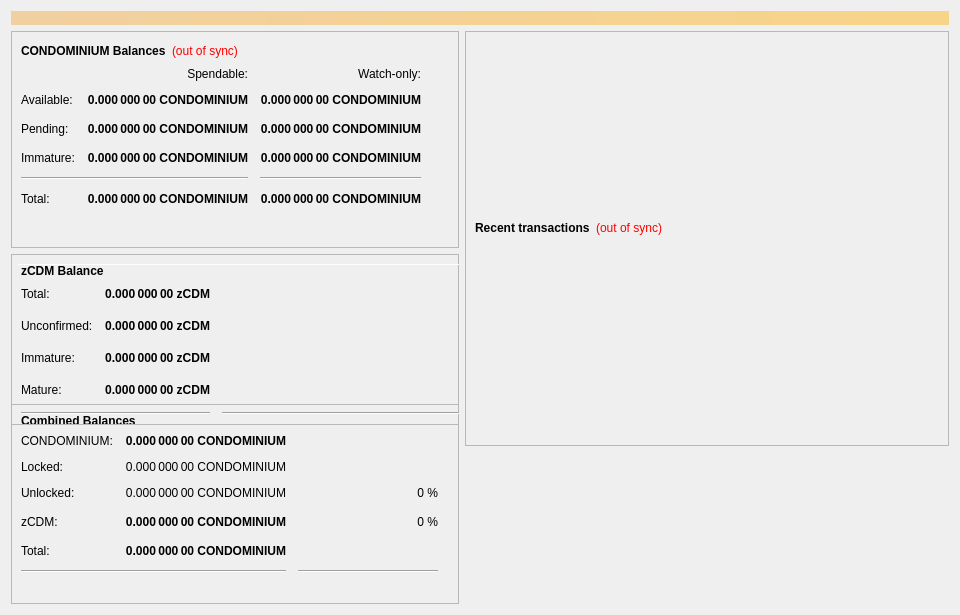
gitter-badger/CatalystCore, file src/qt/forms/overviewpage.ui: the form before one commit.
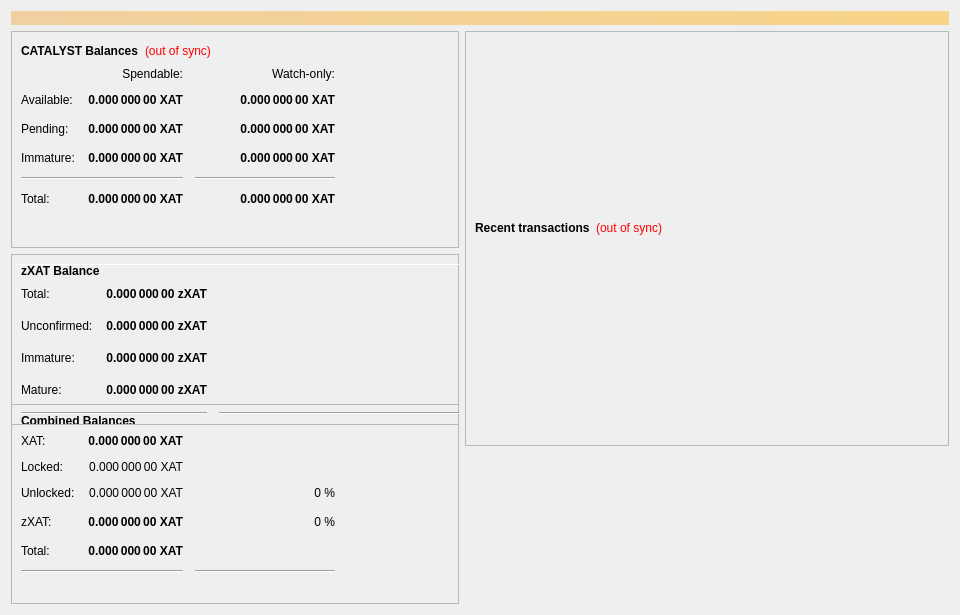
The form after the commit.

The edit to the form file:
```diff
--- a/src/qt/forms/overviewpage.ui
+++ b/src/qt/forms/overviewpage.ui
@@ -60,7 +60,7 @@
                </font>
               </property>
               <property name="text">
-               <string>CONDOMINIUM Balances</string>
+               <string>CATALYST Balances</string>
               </property>
              </widget>
             </item>
@@ -118,7 +118,7 @@
                <string>Unconfirmed transactions to watch-only addresses</string>
               </property>
               <property name="text">
-               <string notr="true">0.000 000 00 CONDOMINIUM</string>
+               <string notr="true">0.000 000 00 XAT</string>
               </property>
               <property name="alignment">
                <set>Qt::AlignRight|Qt::AlignTrailing|Qt::AlignVCenter</set>
@@ -143,7 +143,7 @@
                <string>Total of transactions that have yet to be confirmed, and do not yet count toward the spendable balance</string>
               </property>
               <property name="text">
-               <string notr="true">0.000 000 00 CONDOMINIUM</string>
+               <string notr="true">0.000 000 00 XAT</string>
               </property>
               <property name="alignment">
                <set>Qt::AlignRight|Qt::AlignTrailing|Qt::AlignVCenter</set>
@@ -168,7 +168,7 @@
                <string>Staked or masternode rewards in watch-only addresses that has not yet matured</string>
               </property>
               <property name="text">
-               <string notr="true">0.000 000 00 CONDOMINIUM</string>
+               <string notr="true">0.000 000 00 XAT</string>
               </property>
               <property name="alignment">
                <set>Qt::AlignRight|Qt::AlignTrailing|Qt::AlignVCenter</set>
@@ -226,7 +226,7 @@
                <string>Staked or masternode rewards that has not yet matured</string>
               </property>
               <property name="text">
-               <string notr="true">0.000 000 00 CONDOMINIUM</string>
+               <string notr="true">0.000 000 00 XAT</string>
               </property>
               <property name="alignment">
                <set>Qt::AlignRight|Qt::AlignTrailing|Qt::AlignVCenter</set>
@@ -271,7 +271,7 @@
                <string>Your current total balance</string>
               </property>
               <property name="text">
-               <string notr="true">0.000 000 00 CONDOMINIUM</string>
+               <string notr="true">0.000 000 00 XAT</string>
               </property>
               <property name="alignment">
                <set>Qt::AlignRight|Qt::AlignTrailing|Qt::AlignVCenter</set>
@@ -296,7 +296,7 @@
                <string>Current total balance in watch-only addresses</string>
               </property>
               <property name="text">
-               <string notr="true">0.000 000 00 CONDOMINIUM</string>
+               <string notr="true">0.000 000 00 XAT</string>
               </property>
               <property name="alignment">
                <set>Qt::AlignRight|Qt::AlignTrailing|Qt::AlignVCenter</set>
@@ -338,7 +338,7 @@
                <string>Your current spendable balance</string>
               </property>
               <property name="text">
-               <string notr="true">0.000 000 00 CONDOMINIUM</string>
+               <string notr="true">0.000 000 00 XAT</string>
               </property>
               <property name="alignment">
                <set>Qt::AlignRight|Qt::AlignTrailing|Qt::AlignVCenter</set>
@@ -363,7 +363,7 @@
                <string>Your current balance in watch-only addresses</string>
               </property>
               <property name="text">
-               <string notr="true">0.000 000 00 CONDOMINIUM</string>
+               <string notr="true">0.000 000 00 XAT</string>
               </property>
               <property name="alignment">
                <set>Qt::AlignRight|Qt::AlignTrailing|Qt::AlignVCenter</set>
@@ -963,7 +963,7 @@
                 <string>Total of transactions that have yet to be confirmed, and do not yet count toward the spendable balance</string>
                </property>
                <property name="text">
-                <string notr="true">0.000 000 00 CONDOMINIUM</string>
+                <string notr="true">0.000 000 00 XAT</string>
                </property>
                <property name="alignment">
                 <set>Qt::AlignRight|Qt::AlignTrailing|Qt::AlignVCenter</set>
@@ -988,7 +988,7 @@
                 <string>Total Balance, including unconfirmed and immature coins.</string>
                </property>
                <property name="text">
-                <string notr="true">0.000 000 00 CONDOMINIUM</string>
+                <string notr="true">0.000 000 00 XAT</string>
                </property>
                <property name="alignment">
                 <set>Qt::AlignRight|Qt::AlignTrailing|Qt::AlignVCenter</set>
@@ -1021,7 +1021,7 @@
              <item row="1" column="0">
               <widget class="QLabel" name="labelBalanceTextz">
                <property name="text">
-                <string>CONDOMINIUM:</string>
+                <string>XAT:</string>
                </property>
               </widget>
              </item>
@@ -1040,7 +1040,7 @@
                 <string>Your current spendable balance</string>
                </property>
                <property name="text">
-                <string notr="true">0.000 000 00 CONDOMINIUM</string>
+                <string notr="true">0.000 000 00 XAT</string>
                </property>
                <property name="alignment">
                 <set>Qt::AlignRight|Qt::AlignTrailing|Qt::AlignVCenter</set>
@@ -1056,7 +1056,7 @@
                 <string/>
                </property>
                <property name="text">
-                <string>zCDM:</string>
+                <string>zXAT:</string>
                </property>
               </widget>
              </item>
@@ -1090,7 +1090,7 @@
                 <string>Locked CONDOMINIUM or Masternode collaterals. These are excluded from zCDM minting.</string>
                </property>
                <property name="text">
-                <string>0.000 000 00 CONDOMINIUM</string>
+                <string>0.000 000 00 XAT</string>
                </property>
                <property name="alignment">
                 <set>Qt::AlignRight|Qt::AlignTrailing|Qt::AlignVCenter</set>
@@ -1123,7 +1123,7 @@
                 <string>Unlocked CONDOMINIUMs. These can be used for zCDM minting.</string>
                </property>
                <property name="text">
-                <string>0.000 000 00 CONDOMINIUM</string>
+                <string>0.000 000 00 XAT</string>
                </property>
                <property name="alignment">
                 <set>Qt::AlignRight|Qt::AlignTrailing|Qt::AlignVCenter</set>
@@ -1190,7 +1190,7 @@
                 </font>
                </property>
                <property name="text">
-                <string>zCDM Balance</string>
+                <string>zXAT Balance</string>
                </property>
               </widget>
              </item>
@@ -1234,7 +1234,7 @@
                 <string>All available zCDM, unconfirmed and immature zCDM included.</string>
                </property>
                <property name="text">
-                <string notr="true">0.000 000 00 zCDM</string>
+                <string notr="true">0.000 000 00 zXAT</string>
                </property>
                <property name="alignment">
                 <set>Qt::AlignRight|Qt::AlignTrailing|Qt::AlignVCenter</set>
@@ -1312,7 +1312,7 @@
 These zCDM are spendable.</string>
                </property>
                <property name="text">
-                <string>0.000 000 00 zCDM</string>
+                <string>0.000 000 00 zXAT</string>
                </property>
                <property name="alignment">
                 <set>Qt::AlignRight|Qt::AlignTrailing|Qt::AlignVCenter</set>
@@ -1343,7 +1343,7 @@
 Immature: confirmed, but less than 1 mints of the same denomination after it was minted</string>
                </property>
                <property name="text">
-                <string>0.000 000 00 zCDM</string>
+                <string>0.000 000 00 zXAT</string>
                </property>
                <property name="alignment">
                 <set>Qt::AlignRight|Qt::AlignTrailing|Qt::AlignVCenter</set>
@@ -1387,7 +1387,7 @@
 Immature: confirmed, but less than 1 mints of the same denomination after it was minted</string>
                </property>
                <property name="text">
-                <string>0.000 000 00 zCDM</string>
+                <string>0.000 000 00 zXAT</string>
                </property>
                <property name="alignment">
                 <set>Qt::AlignRight|Qt::AlignTrailing|Qt::AlignVCenter</set>
```
Left out of the diff: 22 changed lines with no effect on the pictures.
